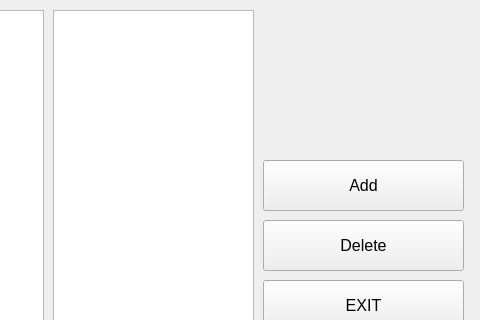
Inlucker/PPO, file LandcapeGenGUI/ModeratorWindow.ui: the form before one commit; both pictures show x 167 to 647 and y 0 to 320 of the 647 by 405 pixel window.
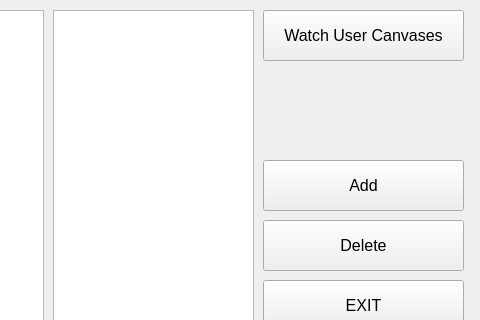
The form after the commit.

What changed in the file:
```diff
--- a/LandcapeGenGUI/ModeratorWindow.ui
+++ b/LandcapeGenGUI/ModeratorWindow.ui
@@ -105,6 +105,24 @@
     <string>DELETE THIS USER</string>
    </property>
   </widget>
+  <widget class="QPushButton" name="add_btn_2">
+   <property name="geometry">
+    <rect>
+     <x>430</x>
+     <y>10</y>
+     <width>201</width>
+     <height>51</height>
+    </rect>
+   </property>
+   <property name="font">
+    <font>
+     <pointsize>12</pointsize>
+    </font>
+   </property>
+   <property name="text">
+    <string>Watch User Canvases</string>
+   </property>
+  </widget>
  </widget>
  <resources/>
  <connections/>
```
